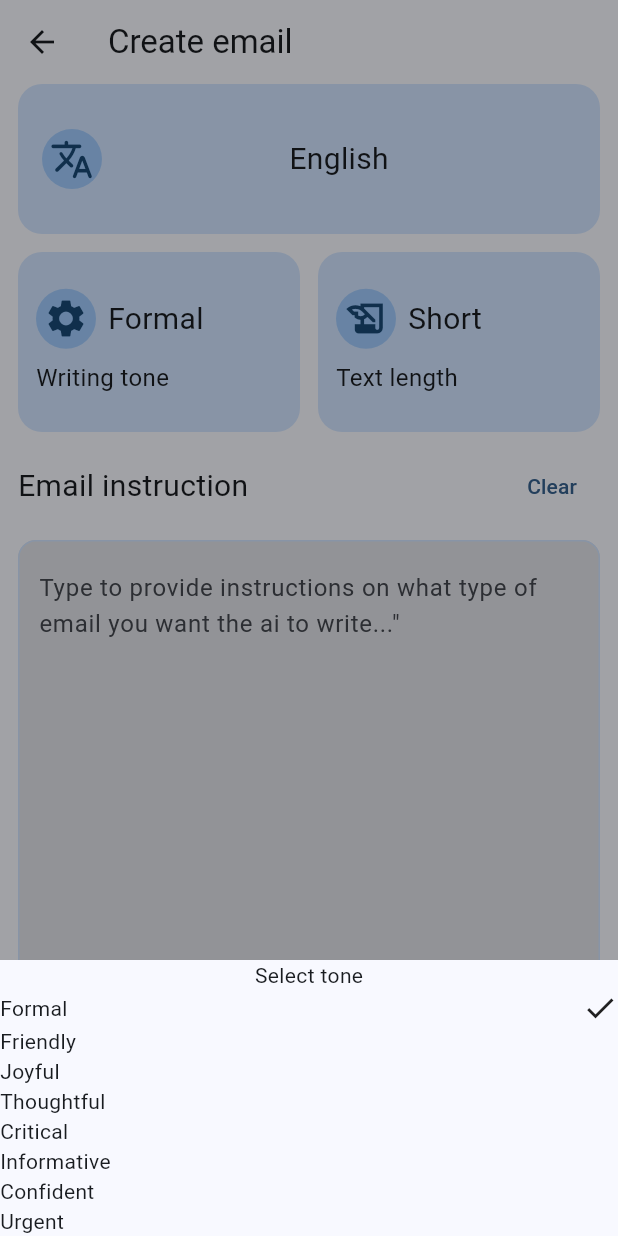
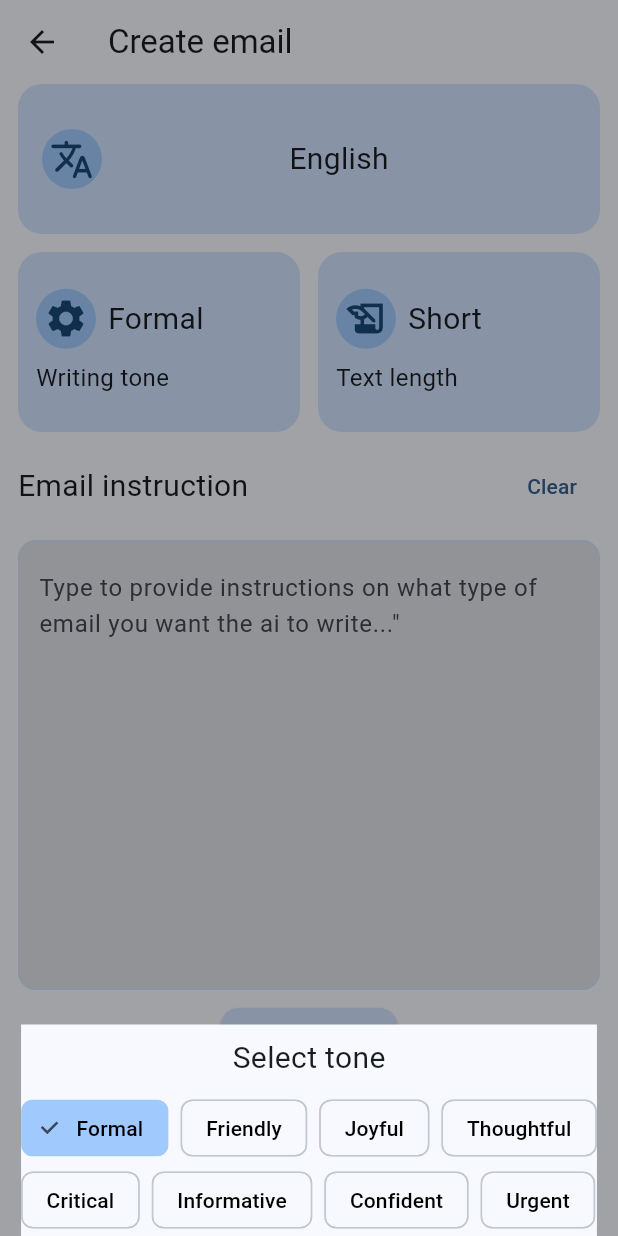
Before and after one commit to renolation/reno_email, a Flutter app: the CreatePage screen opened by its route, after a tap on "Formal", on a phone screen of 412 x 824 dp. Run offline on Flutter 3.47's test engine with Material 3 defaults, Android fonts, the phone set to English and light mode, and no system bars; drawn by our look-alikes of auto_size_text; our stand-ins replace flutter_dotenv, flutter_hooks, flutter_riverpod, freezed_annotation, go_router, hooks_riverpod and 4 more; missing offline and left inert: country_flags, dart_openai, flutter_quill; accounts and stored records are empty.

Commit message:
create page

```diff
--- a/lib/core/enums.dart
+++ b/lib/core/enums.dart
@@ -1,18 +1,12 @@
-enum ToneType {
-  Formal,
-  Friendly,
-  Joyful,
-  Thoughtful,
-  Critical,
-  Informative,
-  Confident,
-  Urgent
+enum ToneType { Formal, Friendly, Joyful, Thoughtful, Critical, Informative, Confident, Urgent }
+
+enum Language {
+  English('gb'),
+  Vietnamese('vn');
+
+  const Language(this.languageCode);
+
+  final String languageCode;
 }
 
-enum Language {
-  English, Vietnamese
-}
-
-enum TextLength {
-  Short, Medium, Long
-}
+enum TextLength { Short, Medium, Long }
--- a/lib/features/presentation/create_screen/page/create_page.dart
+++ b/lib/features/presentation/create_screen/page/create_page.dart
@@ -1,4 +1,5 @@
 import 'package:auto_size_text/auto_size_text.dart';
+import 'package:country_flags/country_flags.dart';
 import 'package:dart_openai/dart_openai.dart';
 import 'package:flutter/material.dart';
 import 'package:go_router/go_router.dart';
@@ -29,68 +30,7 @@ class CreatePage extends HookConsumerWidget {
         padding: const EdgeInsets.symmetric(horizontal: 12),
         child: Column(
           children: [
-            Consumer(builder: (context, ref, child) {
-              final languagePvd = ref.watch(languageProvider);
-              return InkWell(
-                onTap: () {
-                  showMaterialModalBottomSheet(
-                    context: context,
-                    builder: (context) => SingleChildScrollView(
-                      controller: ModalScrollController.of(context),
-                      child: SafeArea(
-                        top: false,
-                        child: Column(
-                          mainAxisSize: MainAxisSize.min,
-                          children: [
-                            Text('Select language'),
-                            for (var language in Language.values)
-                              InkWell(
-                                onTap: () {
-                                  Navigator.pop(context);
-                                  ref.read(languageProvider.notifier).state = language.name;
-                                },
-                                child: Row(
-                                  mainAxisAlignment: MainAxisAlignment.spaceBetween,
-                                  children: [
-                                    Text(language.name),
-                                    language.name == languagePvd ? Icon(Icons.check) : SizedBox()
-                                  ],
-                                ),
-                              ),
-                          ],
-                        ),
-                      ),
-                    ),
-                  );
-                },
-                child: Container(
-                  width: double.infinity,
-                  height: 100,
-                  padding: EdgeInsets.symmetric(horizontal: 16),
-                  decoration: BoxDecoration(
-                    borderRadius: BorderRadius.circular(16),
-                    color: theme.colorScheme.primaryContainer,
-                  ),
-                  child: Row(
-                    children: [
-                      CircleAvatar(
-                        backgroundColor: theme.colorScheme.inversePrimary,
-                        child: const Icon(
-                          Icons.translate_rounded,
-                          size: 30,
-                        ),
-                      ),
-                      Expanded(
-                          child: Center(
-                              child: Text(
-                        languagePvd,
-                        style: TextStyle(fontSize: 20),
-                      ))),
-                    ],
-                  ),
-                ),
-              );
-            }),
+            buildLanguage(theme),
             const SizedBox(
               height: 12,
             ),
@@ -100,163 +40,11 @@ class CreatePage extends HookConsumerWidget {
               child: Row(
                 mainAxisAlignment: MainAxisAlignment.spaceAround,
                 children: [
-                  Expanded(child: Consumer(builder: (context, ref, child) {
-                    final toneType = ref.watch(toneTypeProvider);
-                    return InkWell(
-                      onTap: () {
-                        showMaterialModalBottomSheet(
-                          context: context,
-                          builder: (context) => SingleChildScrollView(
-                            controller: ModalScrollController.of(context),
-                            child: SafeArea(
-                              top: false,
-                              child: Column(
-                                mainAxisSize: MainAxisSize.min,
-                                children: [
-                                  Text('Select tone'),
-                                  for (var tone in ToneType.values)
-                                    InkWell(
-                                      onTap: () {
-                                        Navigator.pop(context);
-                                        ref.read(toneTypeProvider.notifier).state = tone.name;
-                                      },
-                                      child: Row(
-                                        mainAxisAlignment: MainAxisAlignment.spaceBetween,
-                                        children: [
-                                          Text(tone.name),
-                                          tone.name == toneType ? Icon(Icons.check) : SizedBox()
-                                        ],
-                                      ),
-                                    )
-                                ],
-                              ),
-                            ),
-                          ),
-                        );
-                      },
-                      child: Container(
-                        height: rowHeight,
-                        padding: EdgeInsets.symmetric(horizontal: 12),
-                        decoration: BoxDecoration(
-                          borderRadius: BorderRadius.circular(16),
-                          color: theme.colorScheme.primaryContainer,
-                        ),
-                        child: Column(
-                          crossAxisAlignment: CrossAxisAlignment.start,
-                          mainAxisAlignment: MainAxisAlignment.center,
-                          children: [
-                            Row(
-                              children: [
-                                CircleAvatar(
-                                  backgroundColor: theme.colorScheme.inversePrimary,
-                                  child: const Icon(
-                                    Icons.settings,
-                                    size: 30,
-                                  ),
-                                ),
-                                const SizedBox(
-                                  width: 8,
-                                ),
-                                Expanded(
-                                    child: AutoSizeText(
-                                  toneType,
-                                  maxLines: 1,
-                                  style: const TextStyle(fontSize: 20),
-                                  minFontSize: 12,
-                                )),
-                              ],
-                            ),
-                            const SizedBox(
-                              height: 8,
-                            ),
-                            const Text(
-                              'Writing tone',
-                              style: TextStyle(fontSize: 16),
-                            ),
-                          ],
-                        ),
-                      ),
-                    );
-                  })),
+                  Expanded(child: buildTone(rowHeight, theme)),
                   const SizedBox(
                     width: 12,
                   ),
-                  Expanded(child: Consumer(builder: (context, ref, child) {
-                    final textLength = ref.watch(textLengthProvider);
-
-                    return InkWell(
-                      onTap: () {
-                        showMaterialModalBottomSheet(
-                          context: context,
-                          builder: (context) => SingleChildScrollView(
-                            controller: ModalScrollController.of(context),
-                            child: SafeArea(
-                              top: false,
-                              child: Column(
-                                mainAxisSize: MainAxisSize.min,
-                                children: [
-                                  Text('Select text length'),
-                                  for (var textLg in TextLength.values)
-                                    InkWell(
-                                      onTap: () {
-                                        Navigator.pop(context);
-                                        ref.read(textLengthProvider.notifier).state = textLg;
-                                      },
-                                      child: Row(
-                                        mainAxisAlignment: MainAxisAlignment.spaceBetween,
-                                        children: [
-                                          Text(textLg.name),
-                                          textLg == textLength ? Icon(Icons.check) : SizedBox()
-                                        ],
-                                      ),
-                                    ),
-                                ],
-                              ),
-                            ),
-                          ),
-                        );
-                      },
-                      child: Container(
-                        height: rowHeight,
-                        padding: EdgeInsets.symmetric(horizontal: 12),
-                        decoration: BoxDecoration(
-                          borderRadius: BorderRadius.circular(16),
-                          color: theme.colorScheme.primaryContainer,
-                        ),
-                        child: Column(
-                          crossAxisAlignment: CrossAxisAlignment.start,
-                          mainAxisAlignment: MainAxisAlignment.center,
-                          children: [
-                            Row(
-                              children: [
-                                CircleAvatar(
-                                  backgroundColor: theme.colorScheme.inversePrimary,
-                                  child: const Icon(
-                                    Icons.history_edu,
-                                    size: 30,
-                                  ),
-                                ),
-                                SizedBox(
-                                  width: 8,
-                                ),
-                                Text(
-                                  textLength.name,
-                                  style: TextStyle(fontSize: 20),
-                                ),
-                              ],
-                            ),
-                            SizedBox(
-                              height: 8,
-                            ),
-                            Text(
-                              'Text length',
-                              style: TextStyle(fontSize: 16),
-                            ),
-                          ],
-                        ),
-                      ),
-                    );
-                  })),
+                  Expanded(child: buildLength(rowHeight, theme)),
                 ],
               ),
             ),
@@ -317,7 +105,9 @@ class CreatePage extends HookConsumerWidget {
                       ),
                     );
             }),
-            SizedBox(height: 8,),
+            SizedBox(
+              height: 8,
+            ),
             ElevatedButton(
               style: ElevatedButton.styleFrom(
                 foregroundColor: theme.colorScheme.onSurface, // Set the background color
@@ -372,4 +162,292 @@ class CreatePage extends HookConsumerWidget {
       ),
     );
   }
+
+  Consumer buildLength(double rowHeight, ThemeData theme) {
+    return Consumer(builder: (context, ref, child) {
+      final textLength = ref.watch(textLengthProvider);
+
+      return InkWell(
+        onTap: () {
+          showMaterialModalBottomSheet(
+            context: context,
+            builder: (context) => SingleChildScrollView(
+              controller: ModalScrollController.of(context),
+              child: SafeArea(
+                top: false,
+                child: Column(
+                  mainAxisSize: MainAxisSize.min,
+                  children: [
+                    Padding(
+                      padding: const EdgeInsets.all(8.0),
+                      child: Text(
+                        'Select text length',
+                        style: TextStyle(fontSize: 20),
+                      ),
+                    ),
+                    Wrap(
+                      spacing: 8,
+                      crossAxisAlignment: WrapCrossAlignment.start,
+                      children: [
+                        for (var textLg in TextLength.values)
+                          ChoiceChip(
+                            label: Text(textLg.name),
+                            selected: textLg == textLength,
+                            selectedColor: theme.colorScheme.primaryFixedDim,
+                            onSelected: (value) {
+                              ref.read(textLengthProvider.notifier).state = textLg;
+                              Navigator.pop(context);
+                            },
+                          ),
+                      ],
+                    ),
+                    // for (var textLg in TextLength.values)
+                    //   InkWell(
+                    //     onTap: () {
+                    //       Navigator.pop(context);
+                    //       ref.read(textLengthProvider.notifier).state = textLg;
+                    //     },
+                    //     child: Row(
+                    //       mainAxisAlignment: MainAxisAlignment.spaceBetween,
+                    //       children: [Text(textLg.name), textLg == textLength ? Icon(Icons.check) : SizedBox()],
+                    //     ),
+                    //   ),
+                  ],
+                ),
+              ),
+            ),
+          );
+        },
+        child: Container(
+          height: rowHeight,
+          padding: EdgeInsets.symmetric(horizontal: 12),
+          decoration: BoxDecoration(
+            borderRadius: BorderRadius.circular(16),
+            color: theme.colorScheme.primaryContainer,
+          ),
+          child: Column(
+            crossAxisAlignment: CrossAxisAlignment.start,
+            mainAxisAlignment: MainAxisAlignment.center,
+            children: [
+              Row(
+                children: [
+                  CircleAvatar(
+                    backgroundColor: theme.colorScheme.inversePrimary,
+                    child: const Icon(
+                      Icons.history_edu,
+                      size: 30,
+                    ),
+                  ),
+                  SizedBox(
+                    width: 8,
+                  ),
+                  Text(
+                    textLength.name,
+                    style: TextStyle(fontSize: 20),
+                  ),
+                ],
+              ),
+              SizedBox(
+                height: 8,
+              ),
+              Text(
+                'Text length',
+                style: TextStyle(fontSize: 16),
+              ),
+            ],
+          ),
+        ),
+      );
+    });
+  }
+
+  Consumer buildTone(double rowHeight, ThemeData theme) {
+    return Consumer(builder: (context, ref, child) {
+      final toneType = ref.watch(toneTypeProvider);
+      return InkWell(
+        onTap: () {
+          showMaterialModalBottomSheet(
+            context: context,
+            builder: (context) => SingleChildScrollView(
+              controller: ModalScrollController.of(context),
+              child: SafeArea(
+                top: false,
+                child: Column(
+                  mainAxisSize: MainAxisSize.min,
+                  children: [
+                    Padding(
+                      padding: const EdgeInsets.all(8.0),
+                      child: const Text(
+                        'Select tone',
+                        style: TextStyle(fontSize: 20),
+                      ),
+                    ),
+                    Wrap(
+                      spacing: 8,
+                      children: [
+                        for (var tone in ToneType.values)
+                          // InkWell(
+                          //   onTap: () {
+                          //     Navigator.pop(context);
+                          //     ref.read(toneTypeProvider.notifier).state = tone.name;
+                          //   },
+                          //   child: Row(
+                          //     mainAxisAlignment: MainAxisAlignment.spaceBetween,
+                          //     children: [
+                          //       Text(tone.name),
+                          //       tone.name == toneType ? Icon(Icons.check) : SizedBox()
+                          //     ],
+                          //   ),
+                          // )
+                          ChoiceChip(
+                            label: Text(tone.name),
+                            labelStyle: TextStyle(color: Colors.black),
+                            selected: tone.name == toneType,
+                            selectedColor: theme.colorScheme.primaryFixedDim,
+                            onSelected: (value) {
+                              ref.read(toneTypeProvider.notifier).state = tone.name;
+                              Navigator.pop(context);
+                            },
+                          ),
+                      ],
+                    ),
+                  ],
+                ),
+              ),
+            ),
+          );
+        },
+        child: Container(
+          height: rowHeight,
+          padding: const EdgeInsets.symmetric(horizontal: 12),
+          decoration: BoxDecoration(
+            borderRadius: BorderRadius.circular(16),
+            color: theme.colorScheme.primaryContainer,
+          ),
+          child: Column(
+            crossAxisAlignment: CrossAxisAlignment.start,
+            mainAxisAlignment: MainAxisAlignment.center,
+            children: [
+              Row(
+                children: [
+                  CircleAvatar(
+                    backgroundColor: theme.colorScheme.inversePrimary,
+                    child: const Icon(
+                      Icons.settings,
+                      size: 30,
+                    ),
+                  ),
+                  const SizedBox(
+                    width: 8,
+                  ),
+                  Expanded(
+                      child: AutoSizeText(
+                    toneType,
+                    maxLines: 1,
+                    style: const TextStyle(fontSize: 20),
+                    minFontSize: 12,
+                  )),
+                ],
+              ),
+              const SizedBox(
+                height: 8,
+              ),
+              const Text(
+                'Writing tone',
+                style: TextStyle(fontSize: 16),
+              ),
+            ],
+          ),
+        ),
+      );
+    });
+  }
+
+  Consumer buildLanguage(ThemeData theme) {
+    return Consumer(builder: (context, ref, child) {
+      final languagePvd = ref.watch(languageProvider);
+      return InkWell(
+        onTap: () {
+          showMaterialModalBottomSheet(
+            context: context,
+            builder: (context) => SingleChildScrollView(
+              controller: ModalScrollController.of(context),
+              child: SafeArea(
+                top: false,
+                child: Column(
+                  mainAxisSize: MainAxisSize.min,
+                  children: [
+                    const Padding(
+                      padding: EdgeInsets.all(8.0),
+                      child: Text(
+                        'Select language',
+                        style: TextStyle(fontSize: 20),
+                      ),
+                    ),
+                    for (var language in Language.values)
+                      InkWell(
+                        onTap: () {
+                          Navigator.pop(context);
+                          ref.read(languageProvider.notifier).state = language.name;
+                        },
+                        child: Padding(
+                          padding: const EdgeInsets.symmetric(horizontal: 12, vertical: 4),
+                          child: Row(
+                            mainAxisAlignment: MainAxisAlignment.spaceBetween,
+                            children: [
+                              CountryFlag.fromCountryCode(
+                                language.languageCode,
+                                shape: const Circle(),
+                              ),
+                              SizedBox(
+                                width: 8,
+                              ),
+                              Text(language.name),
+                              Spacer(),
+                              language.name == languagePvd
+                                  ? Icon(
+                                      Icons.check,
+                                      color: theme.colorScheme.primary,
+                                      size: 26,
+                                    )
+                                  : SizedBox()
+                            ],
+                          ),
+                        ),
+                      ),
+                  ],
+                ),
+              ),
+            ),
+          );
+        },
+        child: Container(
+          width: double.infinity,
+          height: 100,
+          padding: EdgeInsets.symmetric(horizontal: 16),
+          decoration: BoxDecoration(
+            borderRadius: BorderRadius.circular(16),
+            color: theme.colorScheme.primaryContainer,
+          ),
+          child: Row(
+            children: [
+              CircleAvatar(
+                backgroundColor: theme.colorScheme.inversePrimary,
+                child: const Icon(
+                  Icons.translate_rounded,
+                  size: 30,
+                ),
+              ),
+              Expanded(
+                  child: Center(
+                      child: Text(
+                languagePvd,
+                style: TextStyle(fontSize: 20),
+              ))),
+            ],
+          ),
+        ),
+      );
+    });
+  }
 }
--- a/pubspec.yaml
+++ b/pubspec.yaml
@@ -52,6 +52,7 @@ dependencies:
   flutter_quill: ^10.8.4
   loading_animation_widget: ^1.3.0
   auto_size_text: ^3.0.0
+  country_flags: ^3.0.0
 
 
 dev_dependencies:
```
Also changed, not shown: pubspec.lock.
